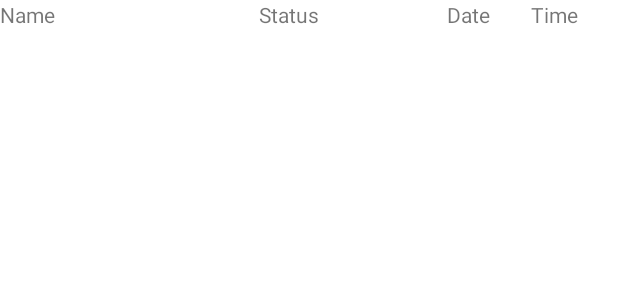
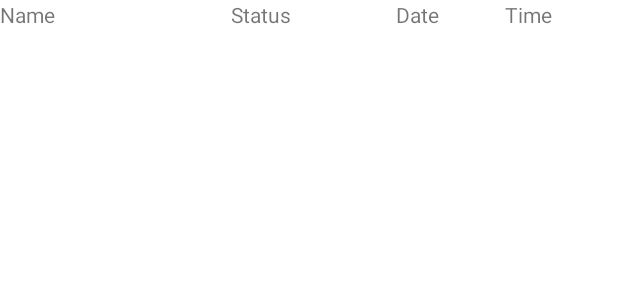
Before and after one commit to andeby00/JanesBuns, an Android app: the layout order_item.xml on its own in the app's theme, with its tools: preview values and no code run, on a phone screen of 412 x 824 dp. Shown: the top 300 px of the screen. Run offline under Robolectric (Android 15) with nearby library versions, the phone set to English and light mode, and no system bars.

```diff
--- a/app/src/main/java/dk/au/mad22spring/janesbuns/activities/ProfileActivity.java
+++ b/app/src/main/java/dk/au/mad22spring/janesbuns/activities/ProfileActivity.java
@@ -1,4 +1,6 @@
 package dk.au.mad22spring.janesbuns.activities;
+
+import static android.content.ContentValues.TAG;
 
 import androidx.appcompat.app.AppCompatActivity;
 import androidx.lifecycle.ViewModelProvider;
@@ -71,6 +73,8 @@ public class ProfileActivity extends AppCompatActivity {
     }
 
     private void onClickOrder(View view) {
-        startActivity(new Intent(this, OrderActivity.class));
+        Intent i = new Intent(this, OrderActivity.class);
+        i.putExtra("isAdmin", vm.getCurrentUser().getValue().isAdmin);
+        startActivity(i);
     }
 }
--- a/app/src/main/java/dk/au/mad22spring/janesbuns/fragments/TopbarFragment.java
+++ b/app/src/main/java/dk/au/mad22spring/janesbuns/fragments/TopbarFragment.java
@@ -78,6 +78,7 @@ public class TopbarFragment extends Fragment {
             button.setText(getString(R.string.account));
         }
         if(btnType == "BACK") {
+            button.setText(getString(R.string.back));
             button.setOnClickListener(view -> getActivity().finish());
         }
 
@@ -85,7 +86,9 @@ public class TopbarFragment extends Fragment {
     }
 
     private void onClickOrders(View view) {
-        startActivity(new Intent(getActivity().getApplicationContext(), OrderActivity.class));
+        Intent i = new Intent(getActivity().getApplicationContext(), OrderActivity.class);
+        i.putExtra("isAdmin", true);
+        startActivity(i);
     }
 
     private void onClickAccount(View view) {
--- a/app/src/main/res/layout/order_item.xml
+++ b/app/src/main/res/layout/order_item.xml
@@ -19,7 +19,8 @@
         android:layout_width="wrap_content"
         android:layout_height="wrap_content"
         app:layout_constraintEnd_toEndOf="parent"
-        app:layout_constraintStart_toEndOf="@+id/txtOrderItemStatus"
+        app:layout_constraintHorizontal_bias="0.689"
+        app:layout_constraintStart_toStartOf="parent"
         app:layout_constraintTop_toTopOf="parent"
         tools:text="Date" />
 
@@ -29,14 +30,18 @@
         android:layout_height="wrap_content"
         android:layout_marginEnd="64dp"
         app:layout_constraintEnd_toEndOf="parent"
-        app:layout_constraintStart_toEndOf="@+id/txtOrderItemName"
+        app:layout_constraintStart_toStartOf="parent"
         app:layout_constraintTop_toTopOf="parent"
         tools:text="Status" />
 
     <TextView
         android:id="@+id/txtOrderItemName"
-        android:layout_width="wrap_content"
+        android:layout_width="0dp"
         android:layout_height="wrap_content"
+        android:layout_marginEnd="32dp"
+        android:maxLength="10"
+        app:flow_wrapMode="none"
+        app:layout_constraintEnd_toStartOf="@+id/txtOrderItemStatus"
         app:layout_constraintStart_toStartOf="parent"
         app:layout_constraintTop_toTopOf="parent"
         tools:text="Name" />
--- a/app/src/main/res/values/strings.xml
+++ b/app/src/main/res/values/strings.xml
@@ -39,5 +39,6 @@
     <string name="cityError">City can\'t be empty</string>
     <string name="postalCodeError">Postal code can\'t be empty</string>
     <string name="viewOrder">View active orders</string>
+    <string name="back">Back</string>
 
 </resources>
```
Also changed, not shown: app/src/main/java/dk/au/mad22spring/janesbuns/OrderAdapter.java (+27 -0 lines), app/src/main/java/dk/au/mad22spring/janesbuns/OrderViewModel.java (+13 -3 lines), app/src/main/java/dk/au/mad22spring/janesbuns/activities/OrderActivity.java (+15 -1 lines), 1 other file.
